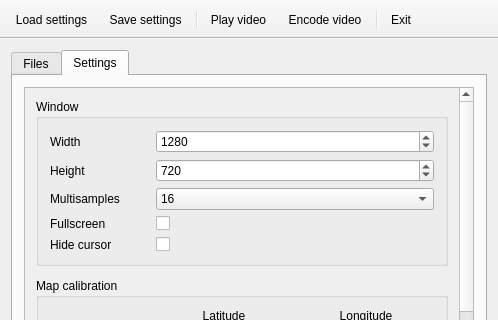
mikoro/orientview, file src/MainWindow.ui: the form before one commit; both pictures show x 0 to 498 and y 0 to 320 of the 498 by 613 pixel window.
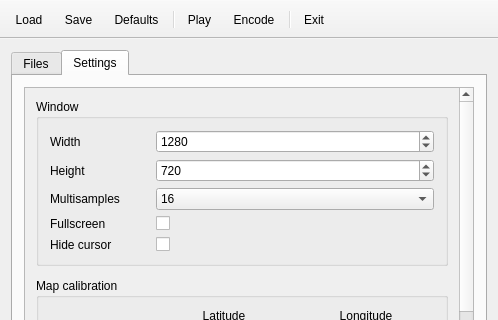
The form after the commit. Icons and pictures are not drawn.

Commit message: Added default settings button

```diff
--- a/src/MainWindow.ui
+++ b/src/MainWindow.ui
@@ -1546,6 +1546,7 @@
    </attribute>
    <addaction name="actionLoadSettings"/>
    <addaction name="actionSaveSettings"/>
+   <addaction name="actionDefaultSettings"/>
    <addaction name="separator"/>
    <addaction name="actionPlayVideo"/>
    <addaction name="actionEncodeVideo"/>
@@ -1558,7 +1559,7 @@
      <normaloff>:/icons/misc/icons/document-open.svg</normaloff>:/icons/misc/icons/document-open.svg</iconset>
    </property>
    <property name="text">
-    <string>Load settings</string>
+    <string>Load</string>
    </property>
    <property name="toolTip">
     <string>Load settings</string>
@@ -1570,7 +1571,7 @@
      <normaloff>:/icons/misc/icons/document-save-as.svg</normaloff>:/icons/misc/icons/document-save-as.svg</iconset>
    </property>
    <property name="text">
-    <string>Save settings</string>
+    <string>Save</string>
    </property>
    <property name="toolTip">
     <string>Save settings</string>
@@ -1582,7 +1583,7 @@
      <normaloff>:/icons/misc/icons/media-playback-start.svg</normaloff>:/icons/misc/icons/media-playback-start.svg</iconset>
    </property>
    <property name="text">
-    <string>Play video</string>
+    <string>Play</string>
    </property>
    <property name="toolTip">
     <string>Play video</string>
@@ -1594,7 +1595,7 @@
      <normaloff>:/icons/misc/icons/video-x-generic.svg</normaloff>:/icons/misc/icons/video-x-generic.svg</iconset>
    </property>
    <property name="text">
-    <string>Encode video</string>
+    <string>Encode</string>
    </property>
    <property name="toolTip">
     <string>Encode video</string>
@@ -1612,6 +1613,18 @@
     <string>Exit</string>
    </property>
   </action>
+  <action name="actionDefaultSettings">
+   <property name="icon">
+    <iconset resource="MainView.qrc">
+     <normaloff>:/icons/misc/icons/edit-clear.svg</normaloff>:/icons/misc/icons/edit-clear.svg</iconset>
+   </property>
+   <property name="text">
+    <string>Defaults</string>
+   </property>
+   <property name="toolTip">
+    <string>Default settings</string>
+   </property>
+  </action>
  </widget>
  <layoutdefault spacing="6" margin="11"/>
  <tabstops>
```
Left out of the diff: 2 changed lines with no effect on the pictures. The commit also changes 5 other files.
